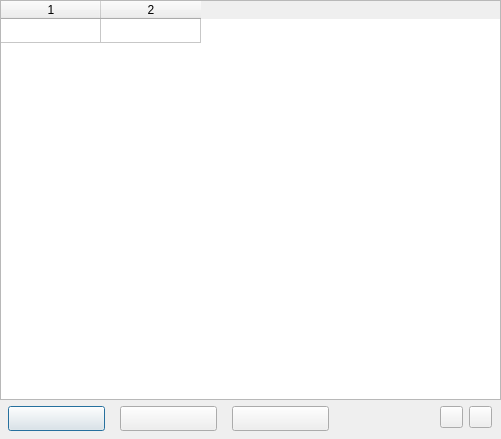
Qt form src/forms/UserInfoFormUnit.ui (Eldricos/D-Fend-Reborn) before a commit.
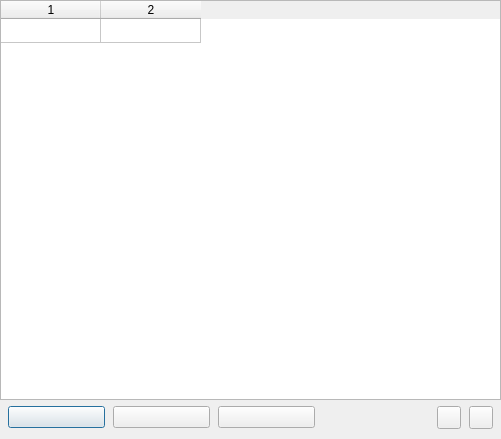
The same form after that commit. Icons and pictures are not drawn.

Commit message: Remaining dialogs: Qt layouts instead of fixed pixel positions

Diff of the .ui file:
```diff
--- a/src/forms/UserInfoFormUnit.ui
+++ b/src/forms/UserInfoFormUnit.ui
@@ -15,42 +15,70 @@
       <property name="frameShape"><enum>QFrame::NoFrame</enum></property>
       <property name="frameShadow"><enum>QFrame::Plain</enum></property>
       <property name="vclClass" stdset="0"><string notr="true">TPanel</string></property>
-      <widget class="QToolButton" name="DelButton">
-        <property name="geometry"><rect><x>469</x><y>6</y><width>23</width><height>22</height></rect></property>
-        <property name="vclAnchors" stdset="0"><string notr="true">akTop,akRight</string></property>
-        <property name="icon"><iconset resource="../../resources/dfend.qrc"><normaloff>:/glyphs/190e94d8efb3a1c9.png</normaloff></iconset></property>
-        <property name="iconSize"><size><width>16</width><height>16</height></size></property>
-      </widget>
-      <widget class="QToolButton" name="AddButton">
-        <property name="geometry"><rect><x>440</x><y>6</y><width>23</width><height>22</height></rect></property>
-        <property name="vclAnchors" stdset="0"><string notr="true">akTop,akRight</string></property>
-        <property name="icon"><iconset resource="../../resources/dfend.qrc"><normaloff>:/glyphs/7bc99400adfc8024.png</normaloff></iconset></property>
-        <property name="iconSize"><size><width>16</width><height>16</height></size></property>
-      </widget>
+      <layout class="QGridLayout" name="Panel1_Layout" columnstretch="0,0,0,1,0,0">
+        <property name="leftMargin"><number>8</number></property>
+        <property name="topMargin"><number>6</number></property>
+        <property name="rightMargin"><number>8</number></property>
+        <property name="bottomMargin"><number>8</number></property>
+        <property name="horizontalSpacing"><number>8</number></property>
+        <property name="verticalSpacing"><number>4</number></property>
+        <item row="0" column="0" alignment="Qt::AlignLeft">
       <widget class="QPushButton" name="OKButton">
-        <property name="geometry"><rect><x>8</x><y>6</y><width>97</width><height>25</height></rect></property>
-        <property name="text"><string></string></property>
+            <property name="text"><string /></property>
         <property name="autoDefault"><bool>false</bool></property>
         <property name="vclKind" stdset="0"><string notr="true">bkOK</string></property>
         <property name="default"><bool>true</bool></property>
         <property name="vclModalResult" stdset="0"><string notr="true">mrOk</string></property>
         <property name="vclOnClick" stdset="0"><string notr="true">OKButtonClick</string></property>
-      </widget>
+            <property name="minimumSize"><size><width>97</width><height>0</height></size></property>
+          </widget>
+        </item>
+        <item row="0" column="1" alignment="Qt::AlignLeft">
       <widget class="QPushButton" name="CancelButton">
-        <property name="geometry"><rect><x>120</x><y>6</y><width>97</width><height>25</height></rect></property>
-        <property name="text"><string></string></property>
+            <property name="text"><string /></property>
         <property name="autoDefault"><bool>false</bool></property>
         <property name="vclKind" stdset="0"><string notr="true">bkCancel</string></property>
         <property name="vclCancel" stdset="0"><bool>true</bool></property>
         <property name="vclModalResult" stdset="0"><string notr="true">mrCancel</string></property>
-      </widget>
+            <property name="minimumSize"><size><width>97</width><height>0</height></size></property>
+          </widget>
+        </item>
+        <item row="0" column="2" alignment="Qt::AlignLeft">
       <widget class="QPushButton" name="HelpButton">
-        <property name="geometry"><rect><x>232</x><y>6</y><width>97</width><height>25</height></rect></property>
-        <property name="text"><string></string></property>
+            <property name="text"><string /></property>
         <property name="autoDefault"><bool>false</bool></property>
         <property name="vclKind" stdset="0"><string notr="true">bkHelp</string></property>
         <property name="vclOnClick" stdset="0"><string notr="true">HelpButtonClick</string></property>
-      </widget>
+            <property name="minimumSize"><size><width>97</width><height>0</height></size></property>
+          </widget>
+        </item>
+        <item row="0" column="4" alignment="Qt::AlignRight">
+          <widget class="QToolButton" name="AddButton">
+            <property name="icon"><iconset resource="../../resources/dfend.qrc"><normaloff>:/glyphs/7bc99400adfc8024.png</normaloff></iconset></property>
+            <property name="iconSize"><size><width>16</width><height>16</height></size></property>
+            <property name="minimumSize"><size><width>23</width><height>0</height></size></property>
+          </widget>
+        </item>
+        <item row="0" column="5" alignment="Qt::AlignRight">
+          <widget class="QToolButton" name="DelButton">
+            <property name="icon"><iconset resource="../../resources/dfend.qrc"><normaloff>:/glyphs/190e94d8efb3a1c9.png</normaloff></iconset></property>
+            <property name="iconSize"><size><width>16</width><height>16</height></size></property>
+            <property name="minimumSize"><size><width>23</width><height>0</height></size></property>
+          </widget>
+        </item>
+        <item row="0" column="3">
+          <spacer name="Panel1_Layout_HFill">
+            <property name="orientation"><enum>Qt::Horizontal</enum></property>
+            <property name="sizeHint" stdset="0"><size><width>0</width><height>0</height></size></property>
+          </spacer>
+        </item>
+        <item row="1" column="0">
+          <spacer name="Panel1_VFill">
+            <property name="orientation"><enum>Qt::Vertical</enum></property>
+            <property name="sizeHint" stdset="0"><size><width>0</width><height>0</height></size></property>
+          </spacer>
+        </item>
+      </layout>
     </widget>
     <widget class="QTableWidget" name="Tab">
       <property name="geometry"><rect><x>0</x><y>0</y><width>501</width><height>400</height></rect></property>
```
Left out of the diff: 6 changed lines with no effect on the pictures. Lines whose indentation alone changed are shown as unchanged. The commit also changes 102 other files.
